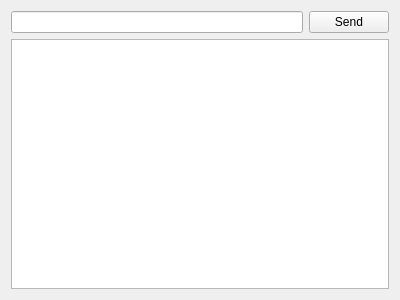
This is osctester.ui in kzkyuta/OscTester as Qt 5 draws it before an edit. The edited form follows.
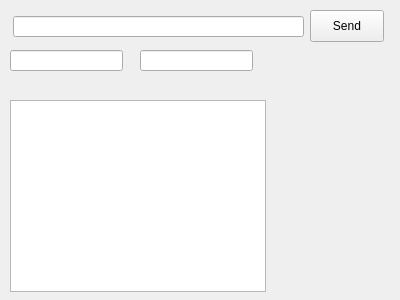
This is the edited form.

Diff of the .ui file:
```diff
--- a/osctester.ui
+++ b/osctester.ui
@@ -14,25 +14,59 @@
    <string>OscTester</string>
   </property>
   <widget class="QWidget" name="centralWidget">
-   <layout class="QVBoxLayout" name="verticalLayout">
-    <item>
-     <layout class="QHBoxLayout" name="horizontalLayout">
-      <item>
-       <widget class="QLineEdit" name="oscMessage"/>
-      </item>
-      <item>
-       <widget class="QPushButton" name="sendMessage">
-        <property name="text">
-         <string>Send</string>
-        </property>
-       </widget>
-      </item>
-     </layout>
-    </item>
-    <item>
-     <widget class="QPlainTextEdit" name="receivedMessage"/>
-    </item>
-   </layout>
+   <widget class="QPlainTextEdit" name="receivedMessage">
+    <property name="geometry">
+     <rect>
+      <x>10</x>
+      <y>100</y>
+      <width>256</width>
+      <height>192</height>
+     </rect>
+    </property>
+   </widget>
+   <widget class="QLineEdit" name="port">
+    <property name="geometry">
+     <rect>
+      <x>10</x>
+      <y>50</y>
+      <width>113</width>
+      <height>21</height>
+     </rect>
+    </property>
+   </widget>
+   <widget class="QLineEdit" name="ip">
+    <property name="geometry">
+     <rect>
+      <x>140</x>
+      <y>50</y>
+      <width>113</width>
+      <height>21</height>
+     </rect>
+    </property>
+   </widget>
+   <widget class="QPushButton" name="sendMessage">
+    <property name="geometry">
+     <rect>
+      <x>310</x>
+      <y>10</y>
+      <width>74</width>
+      <height>32</height>
+     </rect>
+    </property>
+    <property name="text">
+     <string>Send</string>
+    </property>
+   </widget>
+   <widget class="QLineEdit" name="oscMessage">
+    <property name="geometry">
+     <rect>
+      <x>13</x>
+      <y>16</y>
+      <width>291</width>
+      <height>21</height>
+     </rect>
+    </property>
+   </widget>
   </widget>
  </widget>
  <layoutdefault spacing="6" margin="11"/>
```
